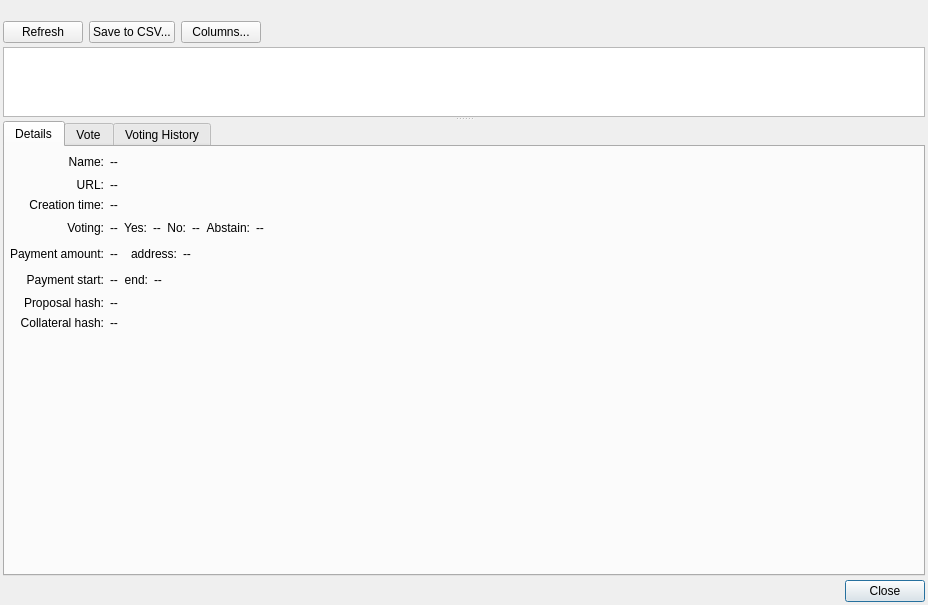
Old version of the form src/ui/ui_proposals.ui in the repository Bertrand256/dash-masternode-tool.
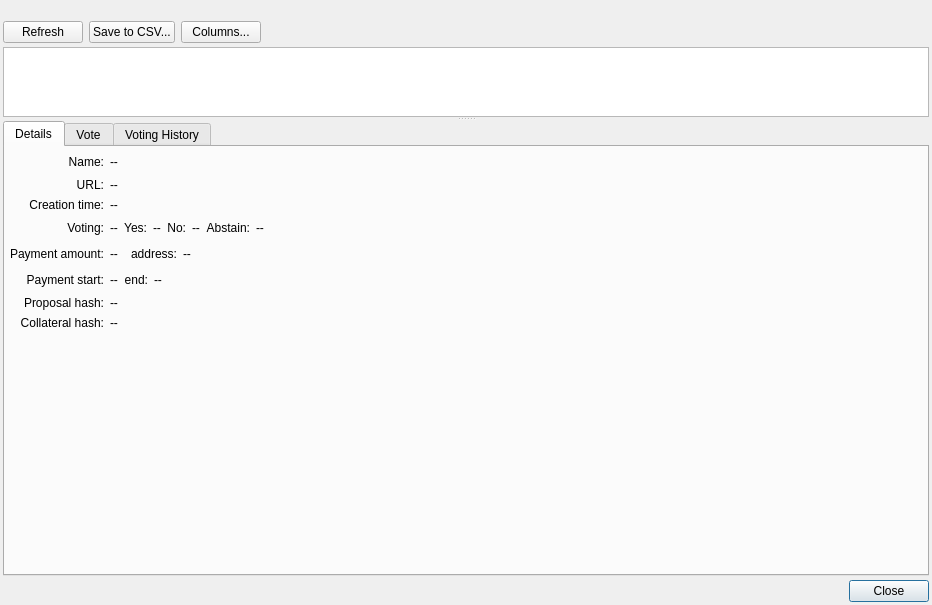
New version of the form.

The edit to the form file:
```diff
--- a/src/ui/ui_proposals.ui
+++ b/src/ui/ui_proposals.ui
@@ -6,7 +6,7 @@
    <rect>
     <x>0</x>
     <y>0</y>
-    <width>928</width>
+    <width>932</width>
     <height>605</height>
    </rect>
   </property>
```
Left out of the diff: 2 changed lines with no effect on the pictures.
